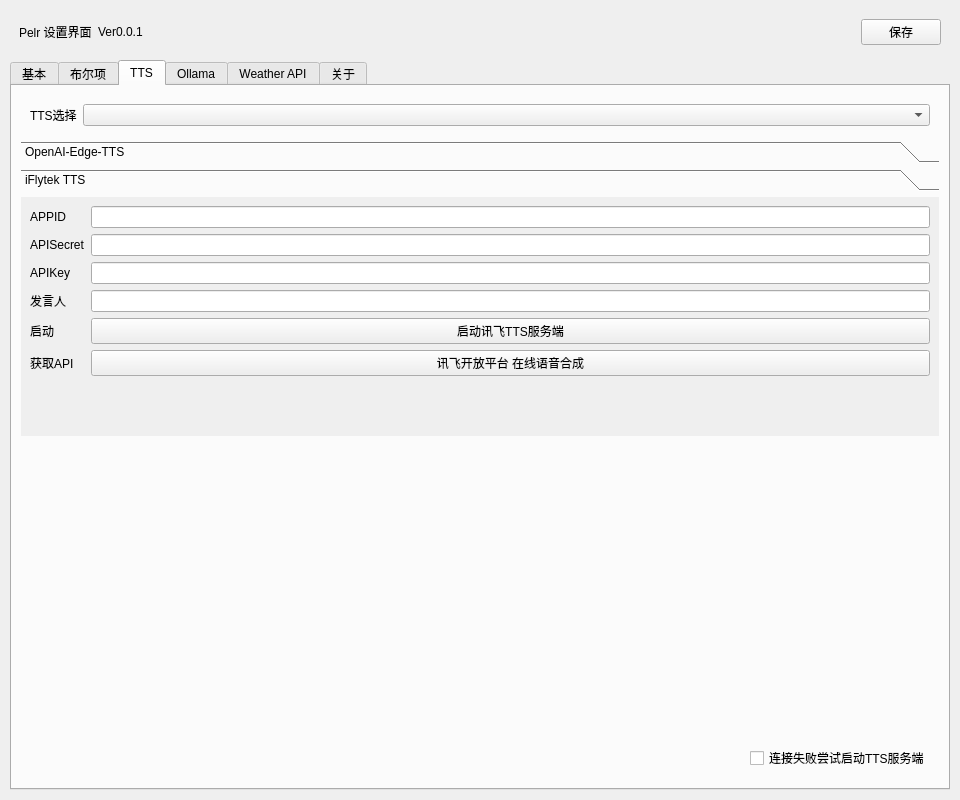
Above: src/ui/setting.ui from csy214-beep/Pelr before the change. Below: the same form after it.
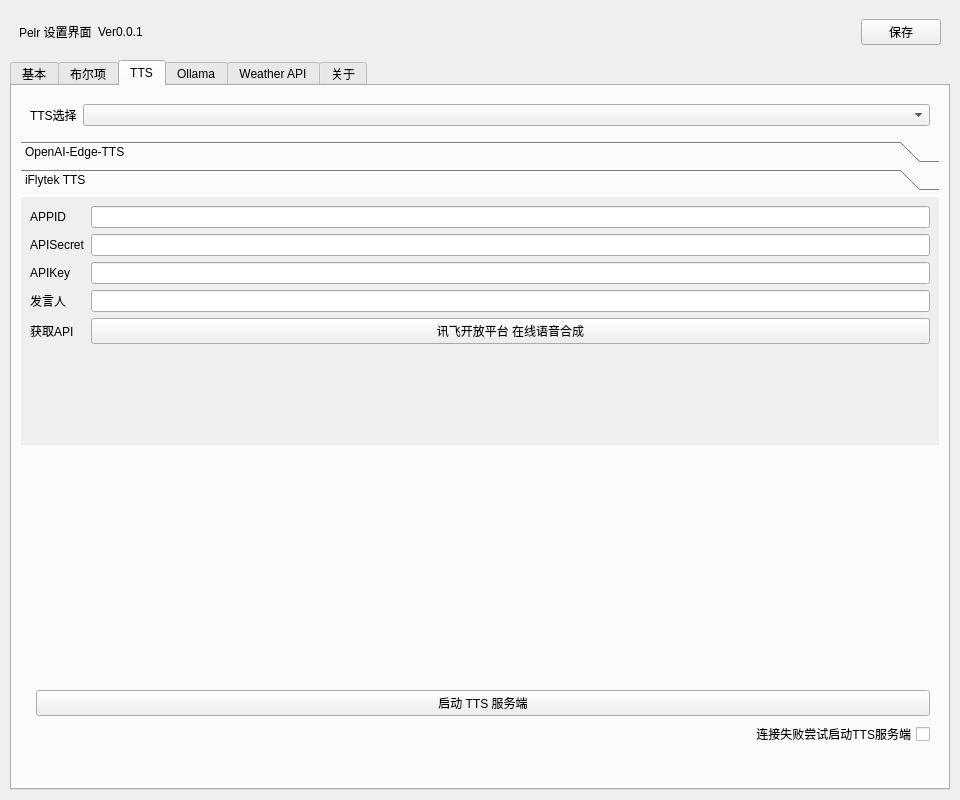
That is the form after the change. The open tabs and pages were chosen to show the change. Icons and pictures are not drawn. Custom widgets are drawn as their Qt base class.

Commit message: refactor: setting*TTS layout

Patch:
```diff
--- a/src/ui/setting.ui
+++ b/src/ui/setting.ui
@@ -541,8 +541,8 @@
            <rect>
             <x>0</x>
             <y>0</y>
-            <width>318</width>
-            <height>221</height>
+            <width>912</width>
+            <height>261</height>
            </rect>
           </property>
           <attribute name="label">
@@ -590,31 +590,13 @@
             <widget class="QLineEdit" name="lineEdit_5"/>
            </item>
            <item row="4" column="0">
-            <widget class="QLabel" name="label_18">
-             <property name="text">
-              <string>启动</string>
-             </property>
-            </widget>
-           </item>
-           <item row="4" column="1">
-            <widget class="QPushButton" name="pushButton_14">
-             <property name="text">
-              <string>启动讯飞TTS服务端</string>
-             </property>
-             <property name="icon">
-              <iconset resource="../../Resource.qrc">
-               <normaloff>:/assets/IconaMoon/Interface/Link - 24x24.png</normaloff>:/assets/IconaMoon/Interface/Link - 24x24.png</iconset>
-             </property>
-            </widget>
-           </item>
-           <item row="5" column="0">
             <widget class="QLabel" name="label_14">
              <property name="text">
               <string>获取API</string>
              </property>
             </widget>
            </item>
-           <item row="5" column="1">
+           <item row="4" column="1">
             <widget class="QPushButton" name="pushButton_3">
              <property name="text">
               <string>讯飞开放平台 在线语音合成</string>
@@ -625,62 +607,55 @@
              </property>
             </widget>
            </item>
-           <item row="7" column="1">
-            <spacer name="verticalSpacer">
-             <property name="orientation">
-              <enum>Qt::Vertical</enum>
-             </property>
-             <property name="sizeHint" stdset="0">
-              <size>
-               <width>20</width>
-               <height>40</height>
-              </size>
-             </property>
-            </spacer>
-           </item>
           </layout>
          </widget>
         </widget>
        </item>
        <item>
-        <spacer name="verticalSpacer_5">
-         <property name="orientation">
-          <enum>Qt::Vertical</enum>
-         </property>
-         <property name="sizeHint" stdset="0">
-          <size>
-           <width>20</width>
-           <height>40</height>
-          </size>
-         </property>
-        </spacer>
-       </item>
-       <item>
-        <widget class="QWidget" name="widget_2" native="true">
-         <layout class="QHBoxLayout" name="horizontalLayout_4">
-          <item>
-           <spacer name="horizontalSpacer_2">
+        <widget class="QWidget" name="widget_4" native="true">
+         <layout class="QFormLayout" name="formLayout_5">
+          <item row="1" column="1">
+           <widget class="QPushButton" name="pushButton_14">
+            <property name="text">
+             <string>启动 TTS 服务端</string>
+            </property>
+            <property name="icon">
+             <iconset resource="../../Resource.qrc">
+              <normaloff>:/assets/IconaMoon/Interface/Link - 24x24.png</normaloff>:/assets/IconaMoon/Interface/Link - 24x24.png</iconset>
+            </property>
+           </widget>
+          </item>
+          <item row="2" column="1">
+           <widget class="QCheckBox" name="checkBox_13">
+            <property name="layoutDirection">
+             <enum>Qt::RightToLeft</enum>
+            </property>
+            <property name="text">
+             <string>连接失败尝试启动TTS服务端</string>
+            </property>
+           </widget>
+          </item>
+          <item row="0" column="1">
+           <spacer name="verticalSpacer_5">
             <property name="orientation">
-             <enum>Qt::Horizontal</enum>
+             <enum>Qt::Vertical</enum>
             </property>
             <property name="sizeHint" stdset="0">
              <size>
-              <width>40</width>
-              <height>20</height>
+              <width>20</width>
+              <height>40</height>
              </size>
             </property>
            </spacer>
           </item>
-          <item>
-           <widget class="QCheckBox" name="checkBox_13">
-            <property name="text">
-             <string>连接失败尝试启动TTS服务端</string>
-            </property>
-           </widget>
-          </item>
          </layout>
         </widget>
        </item>
+       <item>
+        <widget class="QWidget" name="widget_2" native="true">
+         <layout class="QHBoxLayout" name="horizontalLayout_4"/>
+        </widget>
+       </item>
       </layout>
      </widget>
      <widget class="QWidget" name="tab_4">
```
Left out of the diff: 29 changed lines with no effect on the pictures. The commit also changes 2 other files.
